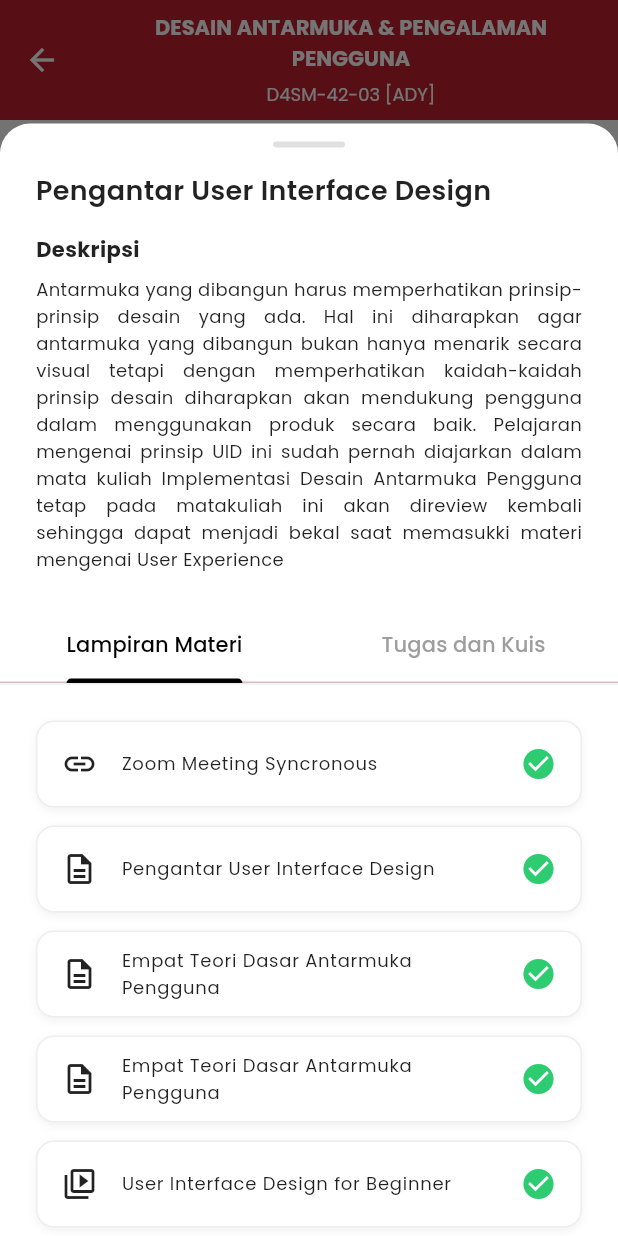
After one commit to sitimaisaroh291001/app_lms, a Flutter app: the CourseDetailScreen screen opened by its route, after a tap on "Pertemuan 1", on a phone screen of 412 x 824 dp. The commit adds this screen. Run offline on Flutter 3.47's test engine with Material 3 defaults, Android fonts, the phone set to English and light mode, and no system bars; our stand-ins replace file_picker, go_router, google_fonts, shared_preferences; accounts and stored records are empty.

Commit message:
feat: implement meeting detail sheet with tabs

```diff
--- a/lib/features/course/presentation/course_detail_screen.dart
+++ b/lib/features/course/presentation/course_detail_screen.dart
@@ -1,4 +1,5 @@
 import 'package:flutter/material.dart';
+import 'widgets/meeting_detail_sheet.dart';
 
 class CourseDetailScreen extends StatelessWidget {
   const CourseDetailScreen({super.key});
@@ -135,7 +136,20 @@ class CourseDetailScreen extends StatelessWidget {
       itemBuilder: (context, index) {
         final item = materiList[index];
         final isDone = item['isDone'] as bool;
-        return Container(
+        return GestureDetector(
+          onTap: () {
+            // Only show detail for the first item for now as per instructions/design matching
+            // Or for all items. Since design only shows one specific detail view,
+            // I'll enable it for "Pengantar User Interface Design" specifically or just all for demo.
+            // Let's enable for all but display static content as requested.
+            showModalBottomSheet(
+              context: context,
+              isScrollControlled: true, // Important for full height
+              backgroundColor: Colors.transparent,
+              builder: (context) => const MeetingDetailSheet(),
+            );
+          },
+          child: Container(
             decoration: BoxDecoration(
               color: Colors.white,
               borderRadius: BorderRadius.circular(12),
@@ -197,6 +211,7 @@ class CourseDetailScreen extends StatelessWidget {
                   ),
                 ),
               ],
+            ),
           ),
         );
       },
--- /dev/null
+++ b/lib/features/course/presentation/widgets/meeting_detail_sheet.dart
@@ -0,0 +1,191 @@
+
+import 'package:flutter/material.dart';
+
+class MeetingDetailSheet extends StatelessWidget {
+  const MeetingDetailSheet({super.key});
+
+  @override
+  Widget build(BuildContext context) {
+    return Container(
+      decoration: const BoxDecoration(
+        color: Colors.white,
+        borderRadius: BorderRadius.vertical(top: Radius.circular(20)),
+      ),
+      // Use 90% of screen height to allow scrolling
+      height: MediaQuery.of(context).size.height * 0.9,
+      child: Column(
+        children: [
+          const SizedBox(height: 12),
+          // Handle
+          Container(
+            width: 48,
+            height: 4,
+            decoration: BoxDecoration(
+              color: Colors.grey[300],
+              borderRadius: BorderRadius.circular(2),
+            ),
+          ),
+          const SizedBox(height: 16),
+          // Content
+          Expanded(
+            child: DefaultTabController(
+              length: 2,
+              child: Column(
+                children: [
+                  Padding(
+                    padding: const EdgeInsets.symmetric(horizontal: 24),
+                    child: Column(
+                      crossAxisAlignment: CrossAxisAlignment.start,
+                      children: const [
+                        Text(
+                          "Pengantar User Interface Design",
+                          style: TextStyle(
+                            fontSize: 18,
+                            fontWeight: FontWeight.w600,
+                            color: Colors.black87,
+                          ),
+                          textAlign: TextAlign.center,
+                        ),
+                        SizedBox(height: 16),
+                        Text(
+                          "Deskripsi",
+                          style: TextStyle(
+                            fontSize: 14,
+                            fontWeight: FontWeight.bold,
+                            color: Colors.black87,
+                          ),
+                        ),
+                        SizedBox(height: 8),
+                        Text(
+                          "Antarmuka yang dibangun harus memperhatikan prinsip-prinsip desain yang ada. Hal ini diharapkan agar antarmuka yang dibangun bukan hanya menarik secara visual tetapi dengan memperhatikan kaidah-kaidah prinsip desain diharapkan akan mendukung pengguna dalam menggunakan produk secara baik. Pelajaran mengenai prinsip UID ini sudah pernah diajarkan dalam mata kuliah Implementasi Desain Antarmuka Pengguna tetap pada matakuliah ini akan direview kembali sehingga dapat menjadi bekal saat memasukki materi mengenai User Experience",
+                          style: TextStyle(
+                            fontSize: 12,
+                            height: 1.5,
+                            color: Colors.black87,
+                          ),
+                          textAlign: TextAlign.justify,
+                        ),
+                      ],
+                    ),
+                  ),
+                  const SizedBox(height: 24),
+                  const TabBar(
+                    labelColor: Colors.black,
+                    unselectedLabelColor: Colors.grey,
+                    indicatorColor: Colors.black,
+                    indicatorSize: TabBarIndicatorSize.label,
+                    indicatorWeight: 3,
+                    tabs: [
+                      Tab(text: "Lampiran Materi"),
+                      Tab(text: "Tugas dan Kuis"),
+                    ],
+                  ),
+                  const Divider(height: 1),
+                  Expanded(
+                    child: TabBarView(
+                      children: [
+                        _AttachmentsTab(),
+                        _TasksTab(),
+                      ],
+                    ),
+                  ),
+                ],
+              ),
+            ),
+          ),
+        ],
+      ),
+    );
+  }
+}
+
+class _AttachmentsTab extends StatelessWidget {
+  const _AttachmentsTab();
+
+  @override
+  Widget build(BuildContext context) {
+    final attachments = [
+      {'title': 'Zoom Meeting Syncronous', 'type': 'link'},
+      {'title': 'Pengantar User Interface Design', 'type': 'pdf'},
+      {'title': 'Empat Teori Dasar Antarmuka Pengguna', 'type': 'pdf'},
+      {'title': 'Empat Teori Dasar Antarmuka Pengguna', 'type': 'pdf'},
+      {'title': 'User Interface Design for Beginner', 'type': 'video'},
+      {'title': '20 Prinsip Desain', 'type': 'link'},
+      {'title': 'Best Practice UI Design', 'type': 'link'},
+    ];
+
+    return ListView.separated(
+      padding: const EdgeInsets.all(24),
+      itemCount: attachments.length,
+      separatorBuilder: (_, __) => const SizedBox(height: 12),
+      itemBuilder: (context, index) {
+        final item = attachments[index];
+        IconData icon;
+        switch (item['type']) {
+          case 'link':
+            icon = Icons.link;
+            break;
+          case 'pdf':
+            icon = Icons.description_outlined;
+            break;
+          case 'video':
+            icon = Icons.video_library_outlined;
+            break;
+          default:
+            icon = Icons.insert_drive_file_outlined;
+        }
+
+        return Container(
+          decoration: BoxDecoration(
+            color: Colors.white,
+            borderRadius: BorderRadius.circular(12),
+            border: Border.all(color: Colors.grey.shade200),
+            boxShadow: [
+              BoxShadow(
+                // ignore: deprecated_member_use
+                color: Colors.black.withOpacity(0.05),
+                blurRadius: 4,
+                offset: const Offset(0, 2),
+              ),
+            ],
+          ),
+          child: ListTile(
+            leading: Icon(icon, color: Colors.black87),
+            title: Text(
+              item['title']!,
+              style: const TextStyle(fontSize: 12, fontWeight: FontWeight.normal),
+            ),
+            trailing: const Icon(Icons.check_circle, color: Color(0xFF2ECC71)),
+            contentPadding: const EdgeInsets.symmetric(horizontal: 16),
+          ),
+        );
+      },
+    );
+  }
+}
+
+class _TasksTab extends StatelessWidget {
+  const _TasksTab();
+
+  @override
+  Widget build(BuildContext context) {
+    return Center(
+      child: Column(
+        mainAxisAlignment: MainAxisAlignment.center,
+        children: [
+          // If you have the image asset, use it here.
+          // Since I don't have the "girl falling" illustration, I'll use a placeholder icon.
+          Icon(Icons.image_outlined, size: 120, color: Colors.grey[300]),
+          const SizedBox(height: 16),
+          const Text(
+            "Tidak Ada Tugas Dan Kuis Hari Ini",
+            style: TextStyle(
+              fontSize: 16,
+              fontWeight: FontWeight.w500,
+            ),
+          ),
+        ],
+      ),
+    );
+  }
+}
```
Lines whose indentation alone changed are shown as unchanged.
